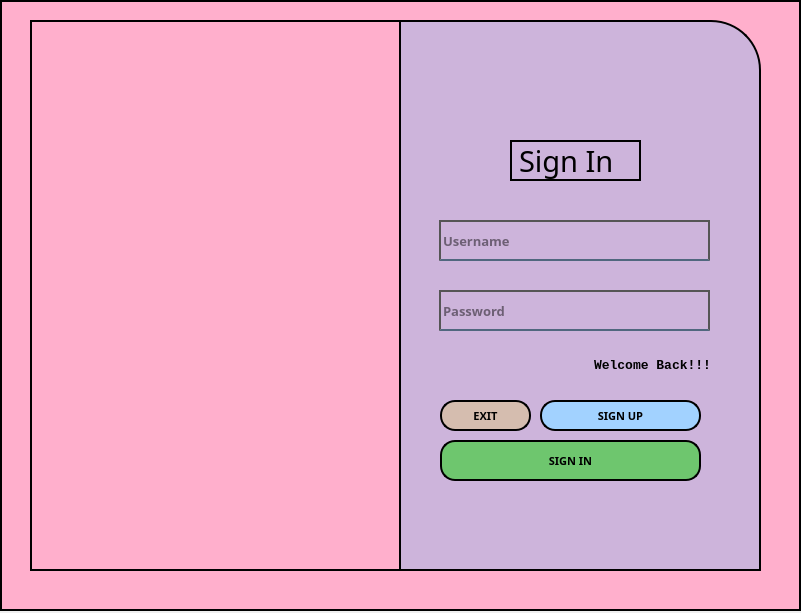
Qt form ui/ui/SignIn.ui (saqlainrai/DSA-Final-Project) before a commit.
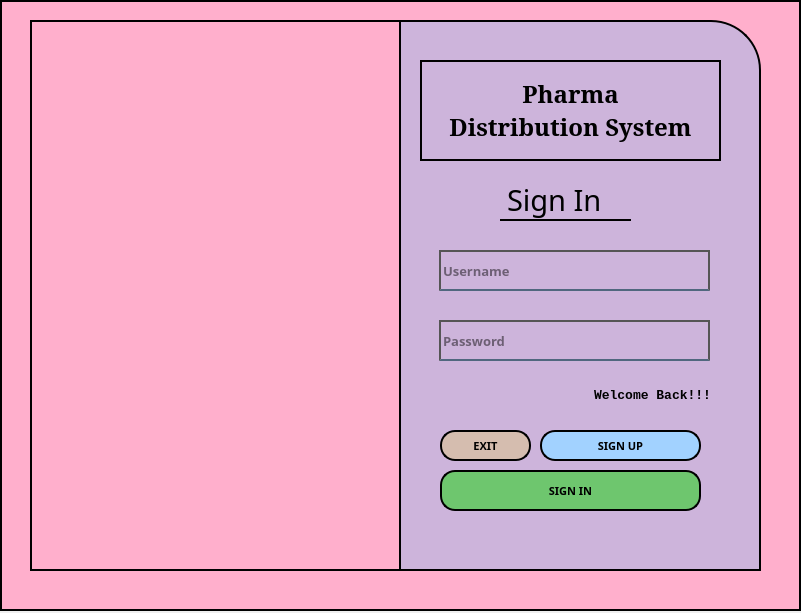
The same form after that commit. Icons and pictures are not drawn.

Patch:
```diff
--- a/ui/ui/SignIn.ui
+++ b/ui/ui/SignIn.ui
@@ -53,8 +53,8 @@
     <widget class="QLabel" name="label_3">
      <property name="geometry">
       <rect>
-       <x>510</x>
-       <y>140</y>
+       <x>500</x>
+       <y>180</y>
        <width>131</width>
        <height>41</height>
       </rect>
@@ -69,7 +69,9 @@
       </font>
      </property>
      <property name="styleSheet">
-      <string notr="true">background-color: #cdb4db;</string>
+      <string notr="true">background-color: #cdb4db;
+border: 0px;
+border-bottom: 2px solid black;</string>
      </property>
      <property name="text">
       <string>Sign In</string>
@@ -79,7 +81,7 @@
      <property name="geometry">
       <rect>
        <x>439</x>
-       <y>220</y>
+       <y>250</y>
        <width>271</width>
        <height>41</height>
       </rect>
@@ -110,7 +112,7 @@
      <property name="geometry">
       <rect>
        <x>439</x>
-       <y>290</y>
+       <y>320</y>
        <width>271</width>
        <height>41</height>
       </rect>
@@ -141,7 +143,7 @@
      <property name="geometry">
       <rect>
        <x>440</x>
-       <y>440</y>
+       <y>470</y>
        <width>261</width>
        <height>41</height>
       </rect>
@@ -200,7 +202,7 @@
      <property name="geometry">
       <rect>
        <x>440</x>
-       <y>400</y>
+       <y>430</y>
        <width>91</width>
        <height>31</height>
       </rect>
@@ -240,7 +242,7 @@
      <property name="geometry">
       <rect>
        <x>540</x>
-       <y>400</y>
+       <y>430</y>
        <width>161</width>
        <height>31</height>
       </rect>
@@ -279,7 +281,7 @@
      <property name="geometry">
       <rect>
        <x>440</x>
-       <y>350</y>
+       <y>380</y>
        <width>271</width>
        <height>31</height>
       </rect>
@@ -303,6 +305,35 @@
       <set>Qt::AlignRight|Qt::AlignTrailing|Qt::AlignVCenter</set>
      </property>
     </widget>
+    <widget class="QLabel" name="label_4">
+     <property name="geometry">
+      <rect>
+       <x>420</x>
+       <y>60</y>
+       <width>301</width>
+       <height>101</height>
+      </rect>
+     </property>
+     <property name="font">
+      <font>
+       <family>Constantia</family>
+       <pointsize>18</pointsize>
+       <weight>75</weight>
+       <bold>true</bold>
+      </font>
+     </property>
+     <property name="styleSheet">
+      <string notr="true">background-color: rgba(0,0,0,0);
+</string>
+     </property>
+     <property name="text">
+      <string>Pharma 
+Distribution System</string>
+     </property>
+     <property name="alignment">
+      <set>Qt::AlignCenter</set>
+     </property>
+    </widget>
    </widget>
   </widget>
  </widget>
```
